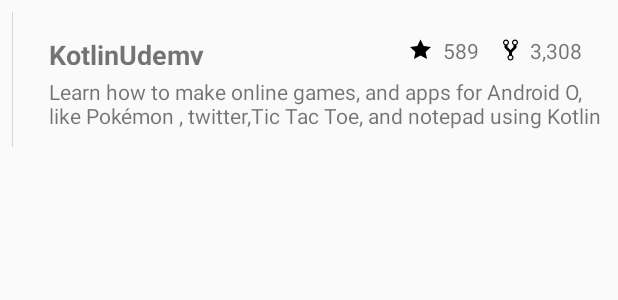
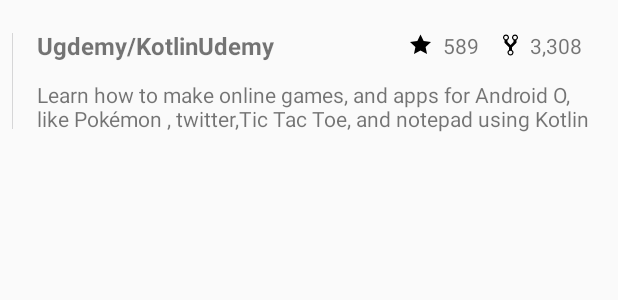
Before and after one commit to GabriellCosta/github-repo-view, an Android app: the layout item_list_repo.xml on its own in the app's theme, with its tools: preview values and no code run, on a phone screen of 412 x 824 dp. Shown: the top 300 px of the screen. Run offline under Robolectric (Android 15) with nearby library versions, the phone set to English and light mode, and no system bars.

Commit message:
Update card repo item layout

```diff
--- a/feature/repo/src/main/kotlin/me/tigrao/github/repo/view/RepoAdapter.kt
+++ b/feature/repo/src/main/kotlin/me/tigrao/github/repo/view/RepoAdapter.kt
@@ -8,6 +8,7 @@ import android.widget.TextView
 import androidx.paging.PagedListAdapter
 import androidx.recyclerview.widget.RecyclerView
 import com.bumptech.glide.Glide
+import com.bumptech.glide.request.RequestOptions
 import me.tigrao.github.repo.R
 import me.tigrao.github.repo.data.ListItemVO
 import me.tigrao.github.repo.helper.bind
@@ -42,6 +43,7 @@ internal class RepoAdapter :
 
             Glide.with(avatar)
                 .load(item.avatar)
+                .apply(RequestOptions.circleCropTransform())
                 .placeholder(R.drawable.ic_git)
                 .into(avatar)
         }
--- a/feature/repo/src/main/res/drawable/ic_git.xml
+++ b/feature/repo/src/main/res/drawable/ic_git.xml
@@ -1,6 +1,6 @@
 <vector xmlns:android="http://schemas.android.com/apk/res/android"
-    android:width="90dp"
-    android:height="90dp"
+    android:width="64dp"
+    android:height="64dp"
     android:viewportWidth="420"
     android:viewportHeight="420">
   <path
--- a/feature/repo/src/main/res/layout/item_list_repo.xml
+++ b/feature/repo/src/main/res/layout/item_list_repo.xml
@@ -4,14 +4,14 @@
   xmlns:app="http://schemas.android.com/apk/res-auto"
   xmlns:tools="http://schemas.android.com/tools"
   android:layout_width="match_parent"
-  android:layout_height="wrap_content"
+  android:layout_height="108dp"
   android:padding="8dp"
   android:orientation="vertical">
 
   <ImageView
     android:id="@+id/image_list_repo_avatar"
     android:layout_width="wrap_content"
-    android:layout_height="90dp"
+    android:layout_height="64dp"
     android:importantForAccessibility="no"
     app:layout_constraintBottom_toBottomOf="parent"
     app:layout_constraintStart_toStartOf="parent"
@@ -20,28 +20,28 @@
 
   <TextView
     android:id="@+id/txt_list_repo_title"
+    android:textStyle="bold"
     android:layout_width="0dp"
-    android:layout_height="0dp"
-    android:layout_marginTop="16dp"
-    android:layout_marginStart="24dp"
+    android:layout_height="wrap_content"
+    android:layout_marginStart="16dp"
     android:layout_marginEnd="8dp"
     android:ellipsize="end"
-    android:textSize="18sp"
-    android:textStyle="bold"
+    android:maxLines="1"
+    android:textSize="16sp"
     app:layout_constraintBottom_toTopOf="@+id/txt_list_repo_description"
     app:layout_constraintEnd_toStartOf="@+id/txt_list_repo_stars"
     app:layout_constraintStart_toEndOf="@+id/image_list_repo_avatar"
     app:layout_constraintTop_toTopOf="parent"
-    tools:text="KotlinUdemy"/>
+    tools:text="Ugdemy/KotlinUdemy"/>
 
   <TextView
     android:id="@+id/txt_list_repo_description"
     android:layout_width="0dp"
     android:layout_height="wrap_content"
-    android:layout_marginTop="8dp"
-    android:layout_marginStart="24dp"
+    android:layout_marginStart="16dp"
     android:ellipsize="end"
-    android:maxLines="3"
+    android:maxLines="2"
+    app:layout_constraintBottom_toBottomOf="parent"
     app:layout_constraintEnd_toEndOf="parent"
     app:layout_constraintStart_toEndOf="@+id/image_list_repo_avatar"
     app:layout_constraintTop_toBottomOf="@+id/txt_list_repo_title"
@@ -51,8 +51,6 @@
     android:id="@+id/txt_list_repo_stars"
     android:layout_width="wrap_content"
     android:layout_height="wrap_content"
-    android:layout_marginTop="16dp"
-    android:layout_marginBottom="8dp"
     android:layout_marginEnd="16dp"
     android:drawablePadding="8dp"
     android:drawableStart="@drawable/ic_star"
@@ -66,8 +64,6 @@
     android:id="@+id/txt_list_repo_fork"
     android:layout_width="wrap_content"
     android:layout_height="wrap_content"
-    android:layout_marginTop="16dp"
-    android:layout_marginBottom="8dp"
     android:layout_marginEnd="16dp"
     android:drawablePadding="8dp"
     android:drawableStart="@drawable/ic_repo_forked"
```
